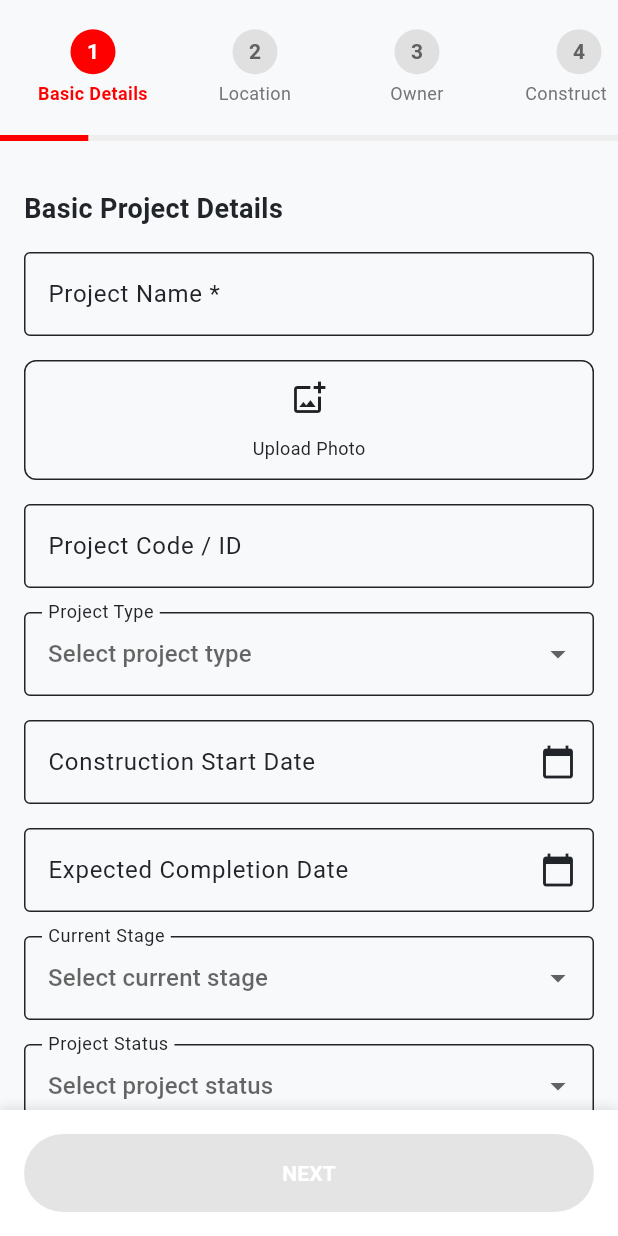
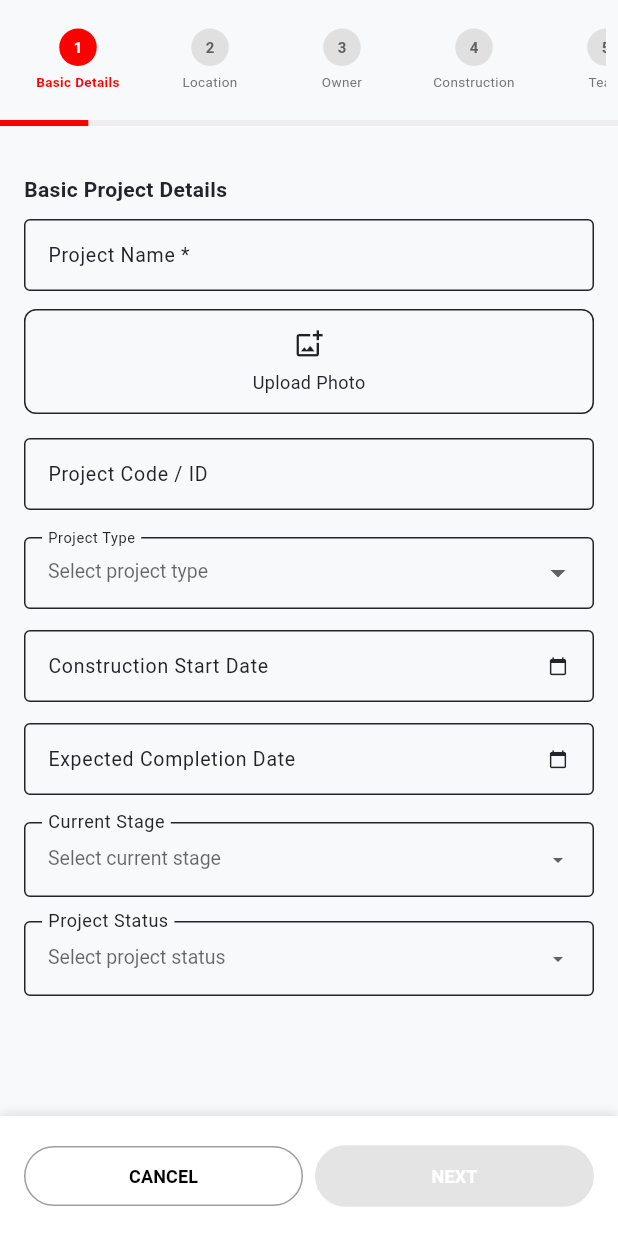
Before and after one commit to vara-prasad-f9/app-bharat-demo, a Flutter app: the AddProjectScreen screen opened directly, on a phone screen of 412 x 824 dp. Run offline on Flutter 3.47's test engine with Material 3 defaults, Android fonts, the phone set to English and light mode, and no system bars; our stand-ins replace flutter_riverpod, geocoding, geolocator, go_router, image_picker, searchfield and 1 more; accounts and stored records are empty.

Commit message:
added new styles

```diff
--- a/lib/screens/project/steps/add_project_screen.dart
+++ b/lib/screens/project/steps/add_project_screen.dart
@@ -1,5 +1,4 @@
 import 'package:flutter/material.dart';
-import 'package:bharatplus/screens/layout/main_layout.dart';
 import 'package:bharatplus/models/project_model.dart';
 import 'package:bharatplus/screens/project/widgets/basic_details_step.dart';
 import 'package:bharatplus/screens/project/widgets/location_details_step.dart';
@@ -114,7 +113,7 @@ class _AddProjectScreenState extends State<AddProjectScreen> {
             // Stepper Header with horizontal scrolling
             Container(
               padding: const EdgeInsets.symmetric(vertical: 16, horizontal: 8),
-              height: 90, // Fixed height for the stepper
+              height: 80, // Fixed height for the stepper
               child: SingleChildScrollView(
                 scrollDirection: Axis.horizontal,
                 child: Row(
@@ -126,7 +125,7 @@ class _AddProjectScreenState extends State<AddProjectScreen> {
                     final isCompleted = index < _currentStep;
 
                     return Container(
-                      width: 100, // Fixed width for each step
+                      width: 80, // Fixed width for each step
                       margin: const EdgeInsets.symmetric(horizontal: 4),
                       child: GestureDetector(
                         onTap: () => _onStepTapped(index),
@@ -134,8 +133,8 @@ class _AddProjectScreenState extends State<AddProjectScreen> {
                           mainAxisSize: MainAxisSize.min,
                           children: [
                             Container(
-                              width: 30,
-                              height: 30,
+                              width: 25,
+                              height: 25,
                               decoration: BoxDecoration(
                                 color: isActive
                                     ? Theme.of(context).primaryColor
@@ -146,12 +145,13 @@ class _AddProjectScreenState extends State<AddProjectScreen> {
                               ),
                               child: Center(
                                 child: isCompleted
-                                    ? const Icon(Icons.check, color: Colors.white, size: 16)
+                                    ? const Icon(Icons.check, color: Colors.white, size: 12)
                                     : Text(
                                         '${index + 1}',
                                         style: TextStyle(
                                           color: isActive ? Colors.white : Colors.grey[700],
                                           fontWeight: FontWeight.bold,
+                                          fontSize: 10,
                                         ),
                                       ),
                               ),
@@ -160,7 +160,7 @@ class _AddProjectScreenState extends State<AddProjectScreen> {
                             Text(
                               step['title'],
                               style: TextStyle(
-                                fontSize: 12,
+                                fontSize: 9,
                                 fontWeight: isActive ? FontWeight.bold : FontWeight.normal,
                                 color: isActive || isCompleted
                                     ? Theme.of(context).primaryColor
@@ -379,21 +379,44 @@ class _AddProjectScreenState extends State<AddProjectScreen> {
               ),
             ),
           ),
-          const SizedBox(width: 16), // Space between buttons
+          const SizedBox(width: 8), // Reduced space between buttons
         ],
+        // Cancel Button
+        Expanded(
+          child: OutlinedButton(
+            onPressed: () {
+              // Navigate back to home page
+              Navigator.of(context).popUntil((route) => route.isFirst);
+            },
+            style: OutlinedButton.styleFrom(
+              padding: const EdgeInsets.symmetric(vertical: 8),
+              side: const BorderSide(color: Colors.grey),
+            ),
+            child: const Text(
+              'CANCEL',
+              style: TextStyle(
+                color: Colors.black,
+                fontWeight: FontWeight.bold,
+                fontSize: 12,
+              ),
+            ),
+          ),
+        ),
+        const SizedBox(width: 8), // Space between buttons
         // Next Button
         Expanded(
           child: ElevatedButton(
             onPressed: _isNextButtonEnabled ? _nextStep : null,
             style: ElevatedButton.styleFrom(
-              padding: const EdgeInsets.symmetric(vertical: 16),
-              backgroundColor: Colors.red,
+              padding: const EdgeInsets.symmetric(vertical: 12),
+              backgroundColor: Theme.of(context).primaryColor,
             ),
             child: const Text(
               'NEXT',
               style: TextStyle(
                 fontWeight: FontWeight.bold,
                 color: Colors.white,
+                fontSize: 12,
               ),
             ),
           ),
@@ -413,11 +436,11 @@ class _AddProjectScreenState extends State<AddProjectScreen> {
                 onPressed: _previousStep,
                 style: OutlinedButton.styleFrom(
                   padding: const EdgeInsets.symmetric(vertical: 12),
-                  side: const BorderSide(color: Colors.red),
+                  side:  BorderSide(color: Theme.of(context).primaryColor),
                 ),
-                child: const Text(
+                child: Text(
                   'BACK',
-                  style: TextStyle(color: Colors.red, fontWeight: FontWeight.bold),
+                  style: TextStyle(color: Theme.of(context).primaryColor, fontWeight: FontWeight.bold),
                 ),
               ),
             ),
@@ -433,7 +456,7 @@ class _AddProjectScreenState extends State<AddProjectScreen> {
                 label: const Text('SAVE'),
                 style: OutlinedButton.styleFrom(
                   padding: const EdgeInsets.symmetric(vertical: 12),
-                  side: const BorderSide(color: Colors.red),
+                  side: BorderSide(color: Theme.of(context).primaryColor),
                 ),
               ),
             ),
@@ -446,10 +469,10 @@ class _AddProjectScreenState extends State<AddProjectScreen> {
           child: ElevatedButton.icon(
             onPressed: _isNextButtonEnabled ? _nextStep : null,
             icon: const Icon(Icons.check_circle_outline, size: 20),
-            label: const Text('SUBMIT', style: TextStyle(fontWeight: FontWeight.bold)),
+            label: const Text('SUBMIT', style: TextStyle(fontWeight: FontWeight.bold, fontSize: 12)),
             style: ElevatedButton.styleFrom(
               padding: const EdgeInsets.symmetric(vertical: 12),
-              backgroundColor: Colors.red,
+              backgroundColor: Theme.of(context).primaryColor,
               foregroundColor: Colors.white,
             ),
           ),
--- a/lib/screens/project/widgets/basic_details_step.dart
+++ b/lib/screens/project/widgets/basic_details_step.dart
@@ -60,16 +60,21 @@ class _BasicDetailsStepState extends State<BasicDetailsStep> {
           children: [
             const Text(
               'Basic Project Details',
-              style: TextStyle(fontSize: 18, fontWeight: FontWeight.bold),
+              style: TextStyle(fontSize: 14, fontWeight: FontWeight.bold),
             ),
 
-            const SizedBox(height: 16),
+            const SizedBox(height: 10),
             // Project Name (Required)
-            TextFormField(
+            SizedBox(
+              height: 50,
+              child: TextFormField(
+                style: const TextStyle(fontSize: 13, height: 1.0),
                 decoration: const InputDecoration(
                   labelText: 'Project Name *',
                   border: OutlineInputBorder(),
                   hintText: 'Enter project name',
+                  contentPadding: EdgeInsets.symmetric(horizontal: 12, vertical: 8),
+                  labelStyle: TextStyle(fontSize: 13),
                 ),
                 initialValue: widget.projectData.projectName,
                 validator: (value) {
@@ -85,7 +90,8 @@ class _BasicDetailsStepState extends State<BasicDetailsStep> {
                   });
                 },
               ),
-              const SizedBox(height: 16),
+            ),
+              const SizedBox(height: 10),
             // Project Photo (Optional)
             PhotoPicker(
               initialPhotos: widget.projectData.sitePhotos,
@@ -100,11 +106,16 @@ class _BasicDetailsStepState extends State<BasicDetailsStep> {
             ),
             const SizedBox(height: 16),
             // Project Code / ID (Optional)
-            TextFormField(
+            SizedBox(
+              height: 50,
+              child: TextFormField(
+                style: const TextStyle(fontSize: 13, height: 1.0),
                 decoration: const InputDecoration(
                   labelText: 'Project Code / ID',
                   border: OutlineInputBorder(),
                   hintText: 'Auto-generated / Manual',
+                  contentPadding: EdgeInsets.symmetric(horizontal: 12, vertical: 8),
+                  labelStyle: TextStyle(fontSize: 13),
                 ),
                 initialValue: widget.projectData.projectCode,
                 onChanged: (value) {
@@ -114,14 +125,20 @@ class _BasicDetailsStepState extends State<BasicDetailsStep> {
                   });
                 },
               ),
+            ),
             const SizedBox(height: 16),
             // Project Type (Optional)
-            DropdownButtonFormField<String>(
+            SizedBox(
+              height: 50,
+              child: DropdownButtonFormField<String>(
+                style: const TextStyle(fontSize: 13, height: 1.0),
                 decoration: const InputDecoration(
                   labelText: 'Project Type',
                   border: OutlineInputBorder(),
+                  contentPadding: EdgeInsets.symmetric(horizontal: 12, vertical: 8),
+                  labelStyle: TextStyle(fontSize: 13),
                 ),
-              hint: const Text('Select project type'),
+                hint: const Text('Select project type', style: TextStyle(fontSize: 13)),
                 initialValue: widget.projectData.projectType,
                 items: _projectTypes.map((type) {
                   return DropdownMenuItem(
@@ -136,13 +153,19 @@ class _BasicDetailsStepState extends State<BasicDetailsStep> {
                   });
                 },
               ),
-            const SizedBox(height: 16),
+            ),
+            const SizedBox(height: 12),
             // Construction Start Date (Optional)
-            TextFormField(
+            SizedBox(
+              height: 50,
+              child: TextFormField(
+                style: const TextStyle(fontSize: 13, height: 1.0),
                 decoration: const InputDecoration(
                   labelText: 'Construction Start Date',
+                  suffixIcon: Icon(Icons.calendar_today, size: 13),
                   border: OutlineInputBorder(),
-                suffixIcon: Icon(Icons.calendar_today),
+                  contentPadding: EdgeInsets.symmetric(horizontal: 12, vertical: 8),
+                  labelStyle: TextStyle(fontSize: 13),
                 ),
                 readOnly: true,
                 controller: TextEditingController(
@@ -165,13 +188,19 @@ class _BasicDetailsStepState extends State<BasicDetailsStep> {
                   }
                 },
               ),
-            const SizedBox(height: 16),
+            ),
+            const SizedBox(height: 12),
             // Expected Completion Date (Optional)
-            TextFormField(
+            SizedBox(
+              height: 50,
+              child: TextFormField(
+                style: const TextStyle(fontSize: 13, height: 1.0),
                 decoration: const InputDecoration(
                   labelText: 'Expected Completion Date',
+                  suffixIcon: Icon(Icons.calendar_today, size: 13),
                   border: OutlineInputBorder(),
-                suffixIcon: Icon(Icons.calendar_today),
+                  contentPadding: EdgeInsets.symmetric(horizontal: 12, vertical: 8),
+                  labelStyle: TextStyle(fontSize: 13),
                 ),
                 readOnly: true,
                 controller: TextEditingController(
@@ -194,12 +223,18 @@ class _BasicDetailsStepState extends State<BasicDetailsStep> {
                   }
                 },
               ),
+            ),
             const SizedBox(height: 16),
             // Current Stage (Optional)
-            DropdownButtonFormField<String>(
+            SizedBox(
+              height: 50,
+              child: DropdownButtonFormField<String>(
+                style: const TextStyle(fontSize: 13, height: 1.0),
                 decoration: const InputDecoration(
+                  hintStyle: TextStyle(fontSize: 13, height: 1.0),
                   labelText: 'Current Stage',
                   border: OutlineInputBorder(),
+                  suffixIcon: Icon(Icons.arrow_drop_down, size: 16),
                 ),
                 hint: const Text('Select current stage'),
                 initialValue: widget.projectData.currentStage,
@@ -216,12 +251,18 @@ class _BasicDetailsStepState extends State<BasicDetailsStep> {
                   });
                 },
               ),
+            ),
             const SizedBox(height: 16),
             // Project Status (Optional)
-            DropdownButtonFormField<String>(
+            SizedBox(
+              height: 50,
+              child: DropdownButtonFormField<String>(
+                style: const TextStyle(fontSize: 13, height: 1.0),
                 decoration: const InputDecoration(
+                  hintStyle: TextStyle(fontSize: 13, height: 1.0),
                   labelText: 'Project Status',
                   border: OutlineInputBorder(),
+                  suffixIcon: Icon(Icons.arrow_drop_down, size: 16),
                 ),
                 hint: const Text('Select project status'),
                 initialValue: widget.projectData.projectStatus,
@@ -238,6 +279,8 @@ class _BasicDetailsStepState extends State<BasicDetailsStep> {
                   });
                 },
               ),
+            ),
+            const SizedBox(height: 100,)
           ],
         ),
       ),
--- a/lib/widgets/photo_picker.dart
+++ b/lib/widgets/photo_picker.dart
@@ -119,8 +119,8 @@ class _PhotoPickerState extends State<PhotoPicker> {
                       borderRadius: BorderRadius.circular(8),
                       child: Image.file(
                         File(_photos![i]),
-                        width: 80,
-                        height: 80,
+                        width: 70,
+                        height: 70,
                         fit: BoxFit.cover,
                       ),
                     ),
@@ -137,7 +137,7 @@ class _PhotoPickerState extends State<PhotoPicker> {
                           child: const Icon(
                             Icons.close,
                             color: Colors.white,
-                            size: 20,
+                            size: 18,
                           ),
                         ),
                       ),
@@ -150,7 +150,7 @@ class _PhotoPickerState extends State<PhotoPicker> {
                 child: Center(
                   child: Container(
                     width: double.infinity,
-                    height: 80,
+                    height: 70,
                     decoration: BoxDecoration(
                       border: Border.all(color: Theme.of(context).dividerColor),
                       borderRadius: BorderRadius.circular(8),
@@ -160,7 +160,7 @@ class _PhotoPickerState extends State<PhotoPicker> {
                       crossAxisAlignment: CrossAxisAlignment.center,
                       children: [
                         SizedBox(height: 12),
-                        Icon(Icons.add_photo_alternate_outlined, size: 24),
+                        Icon(Icons.add_photo_alternate_outlined, size: 20),
                         Spacer(),
                         Text('Upload Photo' , style: TextStyle(fontSize: 12)),
                         SizedBox(height: 12),
```
Lines whose indentation alone changed are shown as unchanged.
